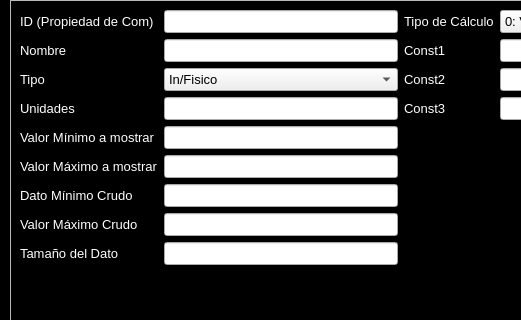
razulued/qt_application, file asa_application/confentry.ui: the form before one commit; both pictures show x 0 to 521 and y 0 to 320 of the 800 by 600 pixel window.
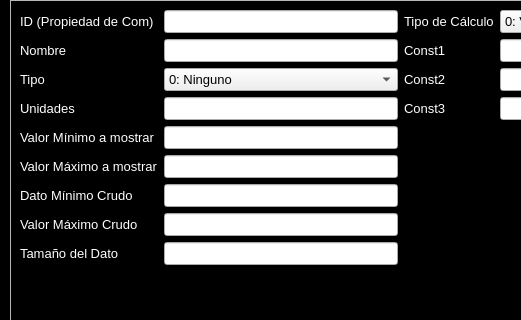
The form after the commit. Icons and pictures are not drawn.

```diff
--- a/asa_application/confentry.ui
+++ b/asa_application/confentry.ui
@@ -1775,7 +1775,7 @@
         </property>
         <item>
          <property name="text">
-          <string>In/Fisico</string>
+          <string>0: Ninguno</string>
          </property>
         </item>
         <item>
```
Left out of the diff: 11 changed lines with no effect on the pictures.
